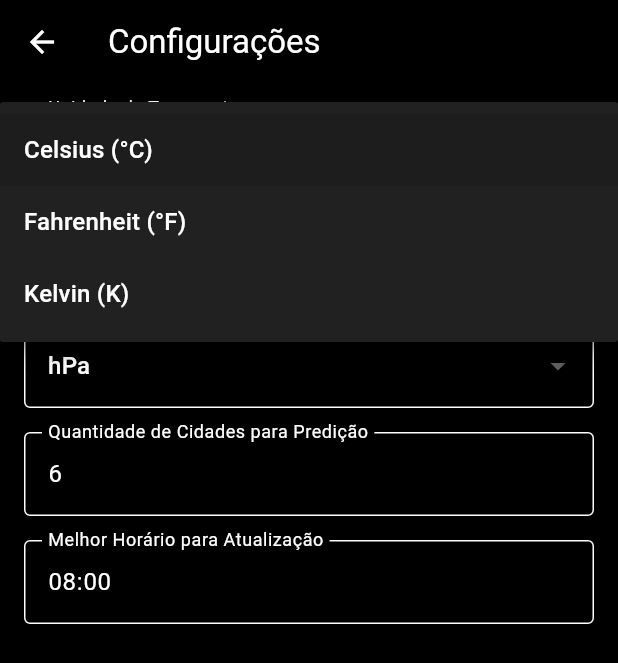
After one commit to Hugobsan/rain_alert, a Flutter app: the SettingsPage screen opened by its route, after a tap on "Celsius (°C)", on a phone screen of 412 x 824 dp. The commit adds this screen. Shown: the top 663 px of the screen. Run offline on Flutter 3.47's test engine with Material 3 defaults, Android fonts, the phone set to English and light mode, and no system bars; our stand-ins replace flutter_dotenv, geolocator, sqflite; accounts and stored records are empty.

Commit message:
Tela de configurações

```diff
--- a/lib/app/app_widget.dart
+++ b/lib/app/app_widget.dart
@@ -5,6 +5,8 @@ import 'package:rain_alert/modules/add_city/cities_controller.dart';
 import 'package:rain_alert/modules/add_city/cities_page.dart';
 import 'package:rain_alert/modules/home/home_page.dart';
 import 'package:rain_alert/modules/home/home_page_controller.dart';
+import 'package:rain_alert/modules/settings/settings_controller.dart';
+import 'package:rain_alert/modules/settings/settings_page.dart';
 import 'package:rain_alert/modules/splash/splash_controller.dart';
 import 'package:rain_alert/modules/splash/splash_page.dart';
 import 'package:rain_alert/shared/services/geolocator_service.dart';
@@ -20,6 +22,8 @@ class AppWidget extends StatelessWidget {
         Provider(create: (_) => SplashController()),
         Provider(create: (_) => GeolocatorService()),
         Provider(create: (_) => WeatherService()),
+        ChangeNotifierProvider(create: (_) => SettingsController()),
+
         // Controller será inicializado automaticamente
       ],
       child: MaterialApp(
@@ -39,6 +43,7 @@ class AppWidget extends StatelessWidget {
                 create: (context) => HomeController(context),
                 child: HomePage(),
               ),
+          '/settings': (context) => SettingsPage(),
         },
       ),
     );
--- /dev/null
+++ b/lib/modules/settings/settings_controller.dart
@@ -0,0 +1,44 @@
+import 'package:flutter/material.dart';
+import '../../shared/models/settings.dart';
+
+class SettingsController extends ChangeNotifier {
+  Settings? currentSettings;
+
+  SettingsController() {
+    loadSettings();
+  }
+
+  /// Carrega as configurações existentes
+  Future<void> loadSettings() async {
+    currentSettings = await Settings.getSettings();
+    notifyListeners();
+  }
+
+  /// Atualiza uma configuração e salva no banco
+  Future<void> updateSetting(String key, dynamic value) async {
+    if (currentSettings == null) return;
+
+    // Atualiza o valor localmente
+    switch (key) {
+      case 'temp_unit':
+        currentSettings = currentSettings!.copyWith(tempUnit: value);
+        break;
+      case 'wind_unit':
+        currentSettings = currentSettings!.copyWith(windUnit: value);
+        break;
+      case 'pressure_unit':
+        currentSettings = currentSettings!.copyWith(pressureUnit: value);
+        break;
+      case 'pred_cities_count':
+        currentSettings = currentSettings!.copyWith(predCitiesCount: value);
+        break;
+      case 'prefer_update_time':
+        currentSettings = currentSettings!.copyWith(preferUpdateTime: value);
+        break;
+    }
+
+    // Salva no banco
+    await Settings.update(currentSettings!);
+    notifyListeners();
+  }
+}
--- /dev/null
+++ b/lib/modules/settings/settings_page.dart
@@ -0,0 +1,205 @@
+import 'package:flutter/material.dart';
+import 'package:provider/provider.dart';
+import 'settings_controller.dart';
+
+class SettingsPage extends StatelessWidget {
+  const SettingsPage({super.key});
+
+  @override
+  Widget build(BuildContext context) {
+    final controller = Provider.of<SettingsController>(context);
+
+    if (controller.currentSettings == null) {
+      return const Scaffold(
+        backgroundColor: Colors.black,
+        body: Center(
+          child: CircularProgressIndicator(
+            color: Colors.white,
+          ),
+        ),
+      );
+    }
+
+    final settings = controller.currentSettings!;
+
+    return Scaffold(
+      appBar: AppBar(
+        title: const Text(
+          'Configurações',
+          style: TextStyle(color: Colors.white),
+        ),
+        backgroundColor: Colors.black,
+        iconTheme: const IconThemeData(color: Colors.white),
+      ),
+      body: Container(
+        color: Colors.black,
+        padding: const EdgeInsets.all(16.0),
+        child: ListView(
+          children: [
+            // Unidade de Temperatura
+            DropdownButtonFormField<String>(
+              value: settings.tempUnit,
+              decoration: InputDecoration(
+                labelText: 'Unidade de Temperatura',
+                labelStyle: const TextStyle(color: Colors.white),
+                border: OutlineInputBorder(
+                  borderSide: const BorderSide(color: Colors.white),
+                  borderRadius: BorderRadius.circular(10),
+                ),
+                enabledBorder: const OutlineInputBorder(
+                  borderSide: BorderSide(color: Colors.white),
+                ),
+              ),
+              dropdownColor: Colors.grey[900],
+              items: const [
+                DropdownMenuItem(
+                  value: 'C',
+                  child: Text('Celsius (°C)', style: TextStyle(color: Colors.white)),
+                ),
+                DropdownMenuItem(
+                  value: 'F',
+                  child: Text('Fahrenheit (°F)', style: TextStyle(color: Colors.white)),
+                ),
+                DropdownMenuItem(
+                  value: 'K',
+                  child: Text('Kelvin (K)', style: TextStyle(color: Colors.white)),
+                ),
+              ],
+              onChanged: (value) {
+                if (value != null) {
+                  controller.updateSetting('temp_unit', value);
+                }
+              },
+            ),
+            const SizedBox(height: 16),
+
+            // Unidade de Velocidade do Vento
+            DropdownButtonFormField<String>(
+              value: settings.windUnit,
+              decoration: InputDecoration(
+                labelText: 'Unidade de Velocidade do Vento',
+                labelStyle: const TextStyle(color: Colors.white),
+                border: OutlineInputBorder(
+                  borderSide: const BorderSide(color: Colors.white),
+                  borderRadius: BorderRadius.circular(10),
+                ),
+                enabledBorder: const OutlineInputBorder(
+                  borderSide: BorderSide(color: Colors.white),
+                ),
+              ),
+              dropdownColor: Colors.grey[900],
+              items: const [
+                DropdownMenuItem(
+                  value: 'km/h',
+                  child: Text('km/h', style: TextStyle(color: Colors.white)),
+                ),
+                DropdownMenuItem(
+                  value: 'm/s',
+                  child: Text('m/s', style: TextStyle(color: Colors.white)),
+                ),
+              ],
+              onChanged: (value) {
+                if (value != null) {
+                  controller.updateSetting('wind_unit', value);
+                }
+              },
+            ),
+            const SizedBox(height: 16),
+
+            // Unidade de Pressão Atmosférica
+            DropdownButtonFormField<String>(
+              value: settings.pressureUnit,
+              decoration: InputDecoration(
+                labelText: 'Unidade de Pressão Atmosférica',
+                labelStyle: const TextStyle(color: Colors.white),
+                border: OutlineInputBorder(
+                  borderSide: const BorderSide(color: Colors.white),
+                  borderRadius: BorderRadius.circular(10),
+                ),
+                enabledBorder: const OutlineInputBorder(
+                  borderSide: BorderSide(color: Colors.white),
+                ),
+              ),
+              dropdownColor: Colors.grey[900],
+              items: const [
+                DropdownMenuItem(
+                  value: 'hPa',
+                  child: Text('hPa', style: TextStyle(color: Colors.white)),
+                ),
+                DropdownMenuItem(
+                  value: 'mmHg',
+                  child: Text('mmHg', style: TextStyle(color: Colors.white)),
+                ),
+              ],
+              onChanged: (value) {
+                if (value != null) {
+                  controller.updateSetting('pressure_unit', value);
+                }
+              },
+            ),
+            const SizedBox(height: 16),
+
+            // Quantidade de Cidades para Predição
+            TextFormField(
+              initialValue: settings.predCitiesCount.toString(),
+              style: const TextStyle(color: Colors.white),
+              decoration: InputDecoration(
+                labelText: 'Quantidade de Cidades para Predição',
+                labelStyle: const TextStyle(color: Colors.white),
+                border: OutlineInputBorder(
+                  borderSide: const BorderSide(color: Colors.white),
+                  borderRadius: BorderRadius.circular(10),
+                ),
+                enabledBorder: const OutlineInputBorder(
+                  borderSide: BorderSide(color: Colors.white),
+                ),
+              ),
+              keyboardType: TextInputType.number,
+              onChanged: (value) {
+                final intValue = int.tryParse(value);
+                if (intValue != null && intValue >= 1 && intValue <= 10) {
+                  controller.updateSetting('pred_cities_count', intValue);
+                }
+              },
+            ),
+            const SizedBox(height: 16),
+
+            // Melhor Horário para Atualização
+            TextFormField(
+              initialValue: settings.preferUpdateTime,
+              style: const TextStyle(color: Colors.white),
+              decoration: InputDecoration(
+                labelText: 'Melhor Horário para Atualização',
+                labelStyle: const TextStyle(color: Colors.white),
+                hintText: 'HH:mm',
+                hintStyle: const TextStyle(color: Colors.white70),
+                border: OutlineInputBorder(
+                  borderSide: const BorderSide(color: Colors.white),
+                  borderRadius: BorderRadius.circular(10),
+                ),
+                enabledBorder: const OutlineInputBorder(
+                  borderSide: BorderSide(color: Colors.white),
+                ),
+              ),
+              keyboardType: TextInputType.datetime,
+              onTap: () async {
+                final time = await showTimePicker(
+                  context: context,
+                  initialTime: TimeOfDay(
+                    hour: int.parse(settings.preferUpdateTime.split(':')[0]),
+                    minute: int.parse(settings.preferUpdateTime.split(':')[1]),
+                  ),
+                );
+                if (time != null) {
+                  final formattedTime =
+                      '${time.hour.toString().padLeft(2, '0')}:${time.minute.toString().padLeft(2, '0')}';
+                  controller.updateSetting('prefer_update_time', formattedTime);
+                }
+              },
+            ),
+          ],
+        ),
+      ),
+    );
+  }
+}
--- a/lib/shared/models/Settings.dart
+++ b/lib/shared/models/Settings.dart
@@ -17,6 +17,26 @@ class Settings {
     required this.preferUpdateTime,
   });
 
+  /// Método para criar uma nova instância de Settings com alterações específicas
+  Settings copyWith({
+    int? id,
+    String? tempUnit,
+    int? predCitiesCount,
+    String? windUnit,
+    String? pressureUnit,
+    String? preferUpdateTime,
+  }) {
+    return Settings(
+      id: id ?? this.id,
+      tempUnit: tempUnit ?? this.tempUnit,
+      predCitiesCount: predCitiesCount ?? this.predCitiesCount,
+      windUnit: windUnit ?? this.windUnit,
+      pressureUnit: pressureUnit ?? this.pressureUnit,
+      preferUpdateTime: preferUpdateTime ?? this.preferUpdateTime,
+    );
+  }
+
+  /// Converte o objeto em um Map para salvar no banco
   Map<String, dynamic> toMap() {
     return {
       'id': id,
@@ -28,6 +48,7 @@ class Settings {
     };
   }
 
+  /// Cria um objeto a partir de um Map do banco
   factory Settings.fromMap(Map<String, dynamic> map) {
     return Settings(
       id: map['id'],
```
